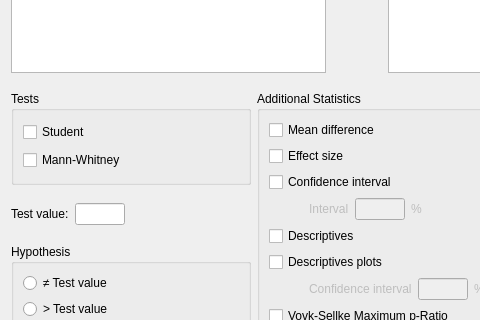
First picture: the form in JASP-Desktop/analysisforms/ttestonesampleform.ui, repository jasp-stats/jasp-desktop, before the edit; both pictures show x 0 to 480 and y 138 to 458 of the 714 by 831 pixel window.
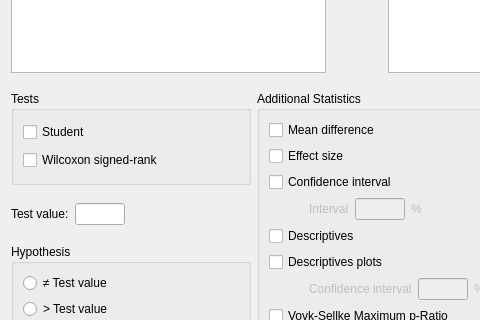
Second picture: the form after the edit. Custom widgets are drawn as their Qt base class.

```diff
--- a/JASP-Desktop/analysisforms/ttestonesampleform.ui
+++ b/JASP-Desktop/analysisforms/ttestonesampleform.ui
@@ -711,7 +711,7 @@
             </sizepolicy>
            </property>
            <property name="text">
-            <string>Mann-Whitney </string>
+            <string>Wilcoxon signed-rank</string>
            </property>
           </widget>
          </item>
```
